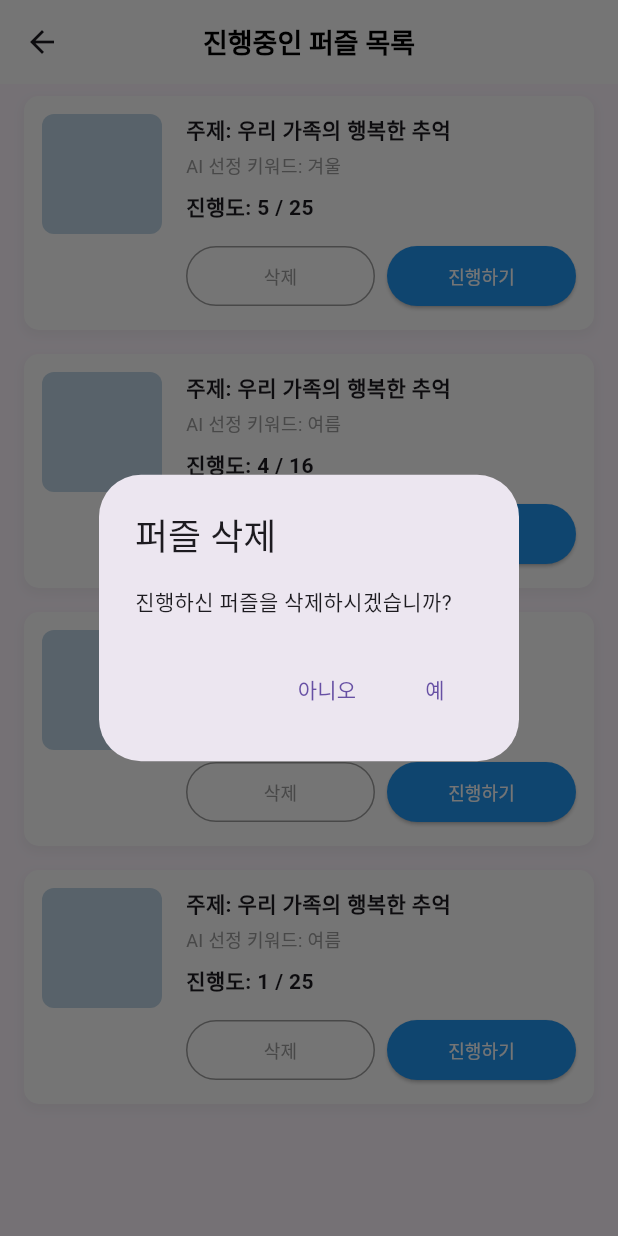
After one commit to artificialSW/app-frontend, a Flutter app: the OngoingPuzzlesPage screen opened directly, after a tap on "삭제", on a phone screen of 412 x 824 dp. The commit adds this screen. Run offline on Flutter 3.47's test engine with Material 3 defaults, Android fonts, the phone set to English and light mode, and no system bars.

Commit message:
feat: add puzzle_list

```diff
--- /dev/null
+++ b/lib/features/puzzle/ongoing_puzzles_page.dart
@@ -0,0 +1,230 @@
+import 'package:flutter/material.dart';
+import 'package:provider/provider.dart';
+
+/// 퍼즐 데이터 모델
+class PuzzleItem {
+  final String id;
+  final String title;
+  final String keyword;
+  final int progress;
+  final int totalPieces;
+
+  PuzzleItem({
+    required this.id,
+    required this.title,
+    required this.keyword,
+    required this.progress,
+    required this.totalPieces,
+  });
+}
+
+/// 퍼즐 리스트 상태 관리
+class PuzzleProvider with ChangeNotifier {
+  List<PuzzleItem> _puzzles = [
+    PuzzleItem(
+      id: '1',
+      title: '우리 가족의 행복한 추억',
+      keyword: '겨울',
+      progress: 5,
+      totalPieces: 25,
+    ),
+    PuzzleItem(
+      id: '2',
+      title: '우리 가족의 행복한 추억',
+      keyword: '여름',
+      progress: 4,
+      totalPieces: 16,
+    ),
+    PuzzleItem(
+      id: '3',
+      title: '우리 가족의 행복한 추억',
+      keyword: '일상',
+      progress: 5,
+      totalPieces: 25,
+    ),
+    PuzzleItem(
+      id: '4',
+      title: '우리 가족의 행복한 추억',
+      keyword: '여름',
+      progress: 1,
+      totalPieces: 25,
+    ),
+  ];
+
+  List<PuzzleItem> get puzzles => _puzzles;
+
+  void deletePuzzle(String id) {
+    _puzzles.removeWhere((puzzle) => puzzle.id == id);
+    notifyListeners(); // 리스너(UI)에 상태 변경 알림
+  }
+}
+
+/// 진행중인 퍼즐 목록 페이지
+class OngoingPuzzlesPage extends StatelessWidget {
+  const OngoingPuzzlesPage({Key? key}) : super(key: key);
+
+  @override
+  Widget build(BuildContext context) {
+    // Provider를 통해 PuzzleProvider 인스턴스를 제공
+    return ChangeNotifierProvider(
+      create: (context) => PuzzleProvider(),
+      child: Scaffold(
+        appBar: AppBar(
+          title: const Text(
+            '진행중인 퍼즐 목록',
+            style: TextStyle(
+              fontWeight: FontWeight.bold,
+              fontSize: 18,
+              color: Colors.black,
+            ),
+          ),
+          centerTitle: true,
+          backgroundColor: Colors.white,
+          elevation: 0,
+        ),
+        body: Consumer<PuzzleProvider>(
+          builder: (context, puzzleProvider, child) {
+            return Padding(
+              padding: const EdgeInsets.symmetric(horizontal: 16.0),
+              child: ListView.builder(
+                itemCount: puzzleProvider.puzzles.length,
+                itemBuilder: (context, index) {
+                  final puzzle = puzzleProvider.puzzles[index];
+                  return PuzzleListItem(
+                    puzzle: puzzle,
+                    onDelete: () => _showDeleteConfirmationDialog(context, puzzle.id),
+                    onPressed: () {
+                      Navigator.of(context).pushNamed('/puzzle/play');
+                    },
+                  );
+                },
+              ),
+            );
+          },
+        ),
+      ),
+    );
+  }
+
+  /// 삭제 확인 팝업 메시지를 띄우는 함수
+  void _showDeleteConfirmationDialog(BuildContext context, String puzzleId) {
+    showDialog(
+      context: context,
+      builder: (BuildContext context) {
+        return AlertDialog(
+          title: const Text('퍼즐 삭제'),
+          content: const Text('진행하신 퍼즐을 삭제하시겠습니까?'),
+          actions: <Widget>[
+            TextButton(
+              child: const Text('아니오'),
+              onPressed: () {
+                Navigator.of(context).pop();
+              },
+            ),
+            TextButton(
+              child: const Text('예'),
+              onPressed: () {
+                // Provider를 통해 퍼즐 삭제
+                Provider.of<PuzzleProvider>(context, listen: false).deletePuzzle(puzzleId);
+                Navigator.of(context).pop();
+              },
+            ),
+          ],
+        );
+      },
+    );
+  }
+}
+
+/// 퍼즐 목록의 개별 항목 위젯
+class PuzzleListItem extends StatelessWidget {
+  final PuzzleItem puzzle;
+  final VoidCallback onDelete;
+  final VoidCallback onPressed; // onContinue 대신 onPressed로 변경
+
+  const PuzzleListItem({
+    Key? key,
+    required this.puzzle,
+    required this.onDelete,
+    required this.onPressed, // onContinue 대신 onPressed로 변경
+  }) : super(key: key);
+
+  @override
+  Widget build(BuildContext context) {
+    return Container(
+      margin: const EdgeInsets.symmetric(vertical: 8.0),
+      padding: const EdgeInsets.all(12.0),
+      decoration: BoxDecoration(
+        color: Colors.white,
+        borderRadius: BorderRadius.circular(10),
+        boxShadow: [
+          BoxShadow(
+            color: Colors.grey.withOpacity(0.1),
+            spreadRadius: 1,
+            blurRadius: 5,
+            offset: const Offset(0, 3),
+          ),
+        ],
+      ),
+      child: Row(
+        crossAxisAlignment: CrossAxisAlignment.start,
+        children: [
+          // 퍼즐 이미지 영역 (와이어프레임 참고)
+          Container(
+            width: 80,
+            height: 80,
+            decoration: BoxDecoration(
+              color: const Color(0xFFC0D6E6), // 연한 파란색
+              borderRadius: BorderRadius.circular(8),
+            ),
+            // 퍼즐 그림은 무시했으므로 단순한 색상 박스로 대체
+          ),
+          const SizedBox(width: 16),
+          Expanded(
+            child: Column(
+              crossAxisAlignment: CrossAxisAlignment.start,
+              children: [
+                Text('주제: ${puzzle.title}', style: const TextStyle(fontWeight: FontWeight.bold, fontSize: 14)),
+                const SizedBox(height: 4),
+                Text('AI 선정 키워드: ${puzzle.keyword}', style: const TextStyle(color: Colors.grey, fontSize: 12)),
+                const SizedBox(height: 8),
+                Text('진행도: ${puzzle.progress} / ${puzzle.totalPieces}', style: const TextStyle(fontWeight: FontWeight.bold, fontSize: 14)),
+                const SizedBox(height: 12),
+                Row(
+                  children: [
+                    // 삭제 버튼
+                    Expanded(
+                      child: OutlinedButton(
+                        onPressed: onDelete,
+                        style: OutlinedButton.styleFrom(
+                          foregroundColor: Colors.grey,
+                          side: const BorderSide(color: Colors.grey),
+                          shape: RoundedRectangleBorder(borderRadius: BorderRadius.circular(20)),
+                          padding: const EdgeInsets.symmetric(vertical: 8),
+                        ),
+                        child: const Text('삭제', style: TextStyle(fontSize: 12)),
+                      ),
+                    ),
+                    const SizedBox(width: 8),
+                    // 진행하기 버튼
+                    Expanded(
+                      child: ElevatedButton(
+                        onPressed: onPressed,
+                        style: ElevatedButton.styleFrom(
+                          backgroundColor: Colors.blue,
+                          shape: RoundedRectangleBorder(borderRadius: BorderRadius.circular(20)),
+                          padding: const EdgeInsets.symmetric(vertical: 8),
+                        ),
+                        child: const Text('진행하기', style: TextStyle(color: Colors.white, fontSize: 12)),
+                      ),
+                    ),
+                  ],
+                ),
+              ],
+            ),
+          ),
+        ],
+      ),
+    );
+  }
+}
--- /dev/null
+++ b/lib/features/puzzle/play_puzzle_page.dart
@@ -0,0 +1,20 @@
+import 'package:flutter/material.dart';
+import 'package:provider/provider.dart';
+
+/// 이 파일에는 존재하지 않는 PlayPuzzle 클래스를 임시로 정의합니다.
+/// 실제로는 퍼즐 플레이 페이지로 이동하는 클래스여야 합니다.
+class PlayPuzzle extends StatelessWidget {
+  const PlayPuzzle({Key? key}) : super(key: key);
+
+  @override
+  Widget build(BuildContext context) {
+    return Scaffold(
+      appBar: AppBar(
+        title: const Text('퍼즐 플레이 페이지'),
+      ),
+      body: const Center(
+        child: Text('퍼즐을 푸는 화면입니다.'),
+      ),
+    );
+  }
+}
--- a/lib/features/puzzle/puzzle_edit.dart
+++ /dev/null
@@ -1,12 +0,0 @@
-import 'package:flutter/material.dart';
-
-class PuzzleEditPage extends StatelessWidget {
-  const PuzzleEditPage({super.key});
-
-  @override
-  Widget build(BuildContext context) {
-    return Scaffold(
-      body: Text("퍼즐 편집 페이지입니다."),
-    );
-  }
-}
--- a/lib/features/puzzle/puzzle_page.dart
+++ b/lib/features/puzzle/puzzle_page.dart
@@ -8,35 +8,10 @@ class PuzzleRoot extends StatelessWidget {
       appBar: AppBar(title: const Text('Puzzle')),
       body: Center(
         child: ElevatedButton(
-          onPressed: () {
-            Navigator.of(context).push(
-              MaterialPageRoute(builder: (_) => const DetailPage(title: 'Puzzle detail')),
-            );
-          },
-          child: const Text('Go detail'),
-        ),
+            onPressed: () => Navigator.of(context).pushNamed('/puzzle/in-progress'),
+            child: const Text("진행중인 퍼즐 리스트")
+        )
       ),
     );
   }
 }
-
-class DetailPage extends StatelessWidget {
-  const DetailPage({super.key, required this.title});
-  final String title;
-  @override
-  Widget build(BuildContext context) {
-    return Scaffold(
-      appBar: AppBar(title: Text(title)),
-      body: Column(
-        children: [
-          const Center(child: Text('detail')),
-          SizedBox(),
-          ElevatedButton(
-              onPressed: () => Navigator.of(context).pushNamed('/editor'),
-              child: const Text("퍼즐 편집하기")
-          )
-        ],
-      )
-    );
-  }
-}
--- a/lib/features/puzzle/puzzle_routes.dart
+++ b/lib/features/puzzle/puzzle_routes.dart
@@ -1,4 +1,5 @@
-import 'package:artificialsw_frontend/features/puzzle/puzzle_edit.dart';
+import 'package:artificialsw_frontend/features/puzzle/ongoing_puzzles_page.dart';
+import 'package:artificialsw_frontend/features/puzzle/play_puzzle_page.dart';
 import 'package:artificialsw_frontend/features/puzzle/puzzle_page.dart';
 import 'package:flutter/material.dart';
 
@@ -6,8 +7,10 @@ Route<dynamic> puzzleRoutes(RouteSettings s) {
   switch (s.name) {
     case '/':
       return MaterialPageRoute(builder: (_) => const PuzzleRoot());
-    case '/editor':
-      return MaterialPageRoute(builder: (_) => const PuzzleEditPage());
+    case '/puzzle/in-progress':
+      return MaterialPageRoute(builder: (_) => const OngoingPuzzlesPage());
+    case '/puzzle/play':
+      return MaterialPageRoute(builder: (_) => PlayPuzzle());
     default:
       return MaterialPageRoute(builder: (_) => const PuzzleRoot());
   }
--- a/pubspec.yaml
+++ b/pubspec.yaml
@@ -30,6 +30,7 @@ environment:
 dependencies:
   flutter:
     sdk: flutter
+  provider: ^6.0.5
 
   # The following adds the Cupertino Icons font to your application.
   # Use with the CupertinoIcons class for iOS style icons.
```
Also changed, not shown: pubspec.lock.
